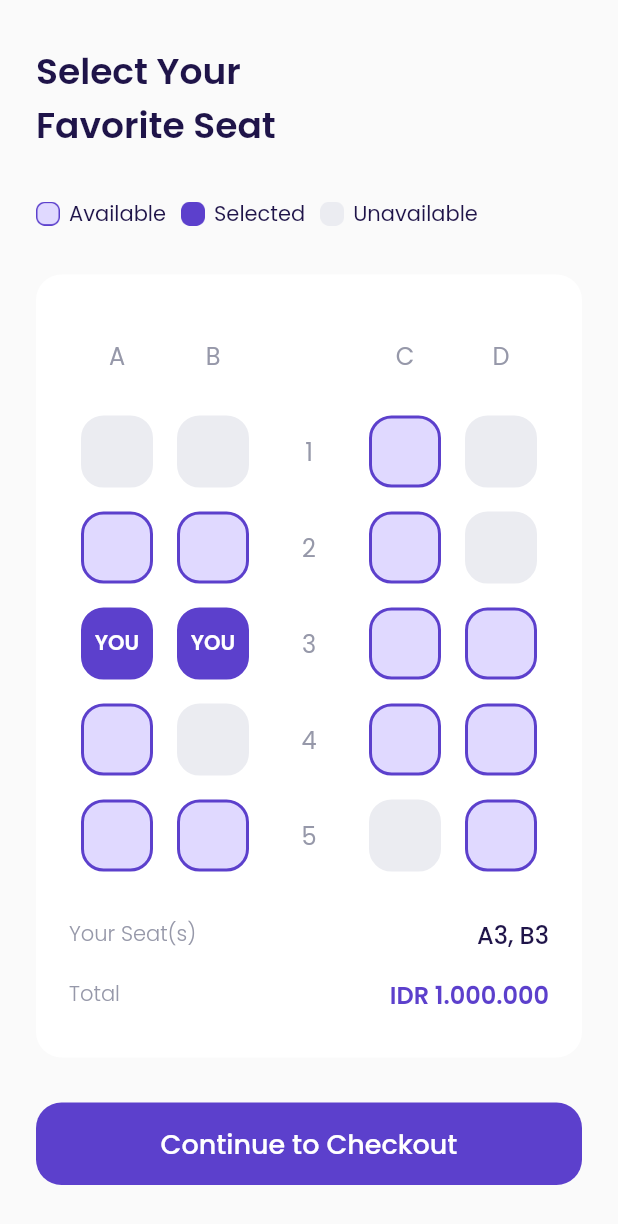
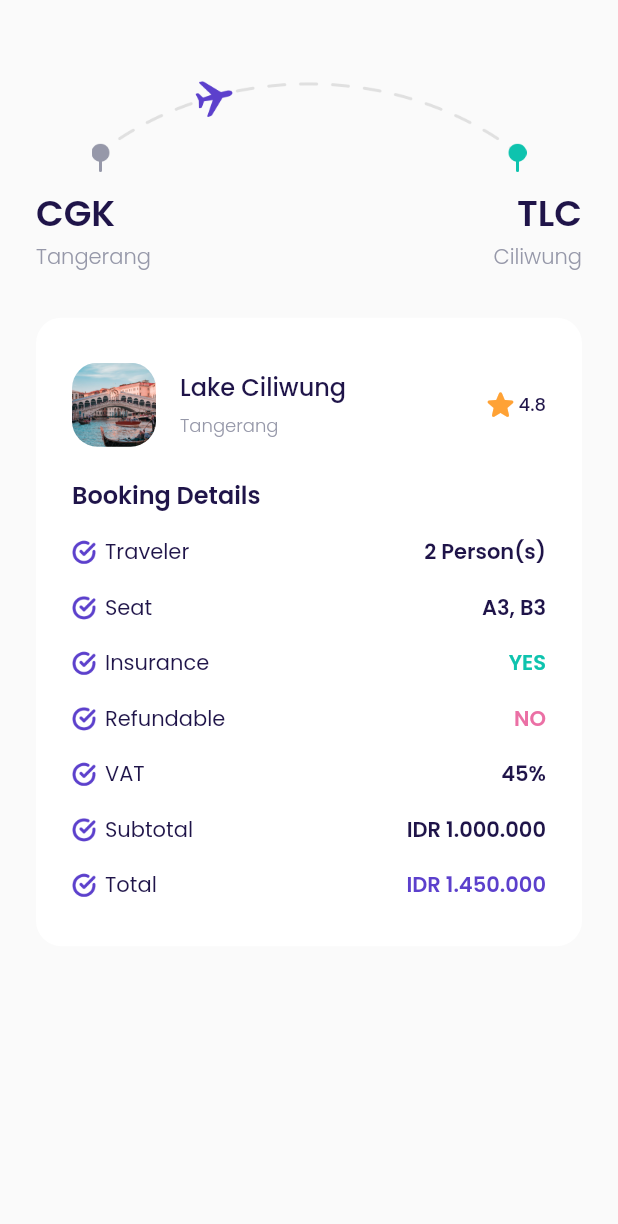
Before and after one commit to HarunNurahman/book-inn-air, a Flutter app: the ChooseSeatPage screen opened directly, after a tap on "Continue to Checkout", on a phone screen of 412 x 824 dp. Shown: the top 1224 px of the screen. Run offline on Flutter 3.47's test engine with Material 2 defaults, Android fonts, the phone set to English and light mode, and no system bars; our stand-ins replace device_preview, google_fonts.

Commit message:
Slicing UI Checkout Page

```diff
--- /dev/null
+++ b/lib/pages/checkout_page.dart
@@ -0,0 +1,241 @@
+import 'package:book_inn_air/pages/widgets/booking_detail_item.dart';
+import 'package:book_inn_air/shared/styles.dart';
+import 'package:flutter/material.dart';
+
+class CheckoutPage extends StatelessWidget {
+  const CheckoutPage({Key? key}) : super(key: key);
+
+  @override
+  Widget build(BuildContext context) {
+    // Destination route
+    Widget _imgRoute() {
+      return Container(
+        width: double.infinity,
+        margin: EdgeInsets.only(
+          top: defaultMargin - 4,
+        ),
+        child: Column(
+          children: [
+            // Header Image
+            Image.asset(
+              'assets/images/img_checkout.png',
+              width: 290,
+            ),
+            // Destination where the flight will be going to
+            Padding(
+              padding: EdgeInsets.only(top: defaultMargin - 14),
+              child: Row(
+                mainAxisAlignment: MainAxisAlignment.spaceBetween,
+                children: [
+                  // Departure
+                  Column(
+                    crossAxisAlignment: CrossAxisAlignment.start,
+                    children: [
+                      Text(
+                        'CGK',
+                        style: blackTextStyle.copyWith(
+                          fontSize: 24,
+                          fontWeight: semiBold,
+                        ),
+                      ),
+                      Text(
+                        'Tangerang',
+                        style: grayTextStyle.copyWith(
+                          fontSize: 14,
+                          fontWeight: light,
+                        ),
+                      )
+                    ],
+                  ),
+                  // Destination
+                  Column(
+                    crossAxisAlignment: CrossAxisAlignment.end,
+                    children: [
+                      Text(
+                        'TLC',
+                        style: blackTextStyle.copyWith(
+                          fontSize: 24,
+                          fontWeight: semiBold,
+                        ),
+                      ),
+                      Text(
+                        'Ciliwung',
+                        style: grayTextStyle.copyWith(
+                          fontSize: 14,
+                          fontWeight: light,
+                        ),
+                      )
+                    ],
+                  ),
+                ],
+              ),
+            )
+          ],
+        ),
+      );
+    }
+
+    // Detail booking
+    Widget _bookingDetail() {
+      return Container(
+        margin: EdgeInsets.only(top: defaultMargin + 6),
+        padding: EdgeInsets.symmetric(
+          horizontal: defaultMargin,
+          vertical: defaultMargin + 6,
+        ),
+        decoration: BoxDecoration(
+          color: kWhiteColor,
+          borderRadius: BorderRadius.circular(defaultRadius),
+        ),
+        child: Column(
+          crossAxisAlignment: CrossAxisAlignment.start,
+          children: [
+            // Destination tile
+            Row(
+              children: [
+                // Image thumbnail
+                Container(
+                  width: 56,
+                  height: 56,
+                  decoration: BoxDecoration(
+                    borderRadius: BorderRadius.circular(defaultRadius),
+                    image: const DecorationImage(
+                      fit: BoxFit.cover,
+                      image: AssetImage(
+                        'assets/images/img_destination-1.png',
+                      ),
+                    ),
+                  ),
+                ),
+                const SizedBox(width: 16),
+                // Destination and location
+                Expanded(
+                  child: Column(
+                    crossAxisAlignment: CrossAxisAlignment.start,
+                    children: [
+                      Text(
+                        'Lake Ciliwung',
+                        style: blackTextStyle.copyWith(
+                          fontSize: 16,
+                          fontWeight: medium,
+                        ),
+                        overflow: TextOverflow.ellipsis,
+                        maxLines: 1,
+                      ),
+                      const SizedBox(height: 5),
+                      Text(
+                        'Tangerang',
+                        style: grayTextStyle.copyWith(
+                          fontSize: 12,
+                          fontWeight: light,
+                        ),
+                      ),
+                    ],
+                  ),
+                ),
+                // Rating destination
+                Row(
+                  mainAxisAlignment: MainAxisAlignment.center,
+                  crossAxisAlignment: CrossAxisAlignment.center,
+                  children: [
+                    Icon(
+                      Icons.star_rounded,
+                      color: kYellowColor,
+                      size: 24,
+                    ),
+                    Text(
+                      '4.8',
+                      style: blackTextStyle.copyWith(
+                        fontSize: 12,
+                        fontWeight: medium,
+                      ),
+                    )
+                  ],
+                ),
+              ],
+            ),
+            // Booking detail(s)
+            Padding(
+              padding: EdgeInsets.only(top: defaultMargin - 4),
+              child: Column(
+                crossAxisAlignment: CrossAxisAlignment.start,
+                children: [
+                  Text(
+                    'Booking Details',
+                    style: blackTextStyle.copyWith(
+                      fontSize: 16,
+                      fontWeight: semiBold,
+                    ),
+                  ),
+
+                  // Booking Detail Items - Travelere count
+                  BookingDetailItem(
+                    name: 'Traveler',
+                    value: '2 Person(s)',
+                    color: kPurpleColor,
+                  ),
+                  // Booking Detail Items - Requested seat
+                  BookingDetailItem(
+                    name: 'Seat',
+                    value: 'A3, B3',
+                    color: kPurpleColor,
+                  ),
+                  // Booking Detail Items - Insurance
+                  BookingDetailItem(
+                    name: 'Insurance',
+                    value: 'Yes'.toUpperCase(),
+                    color: kGreenColor,
+                  ),
+                  // Booking Detail Items - Refundable
+                  BookingDetailItem(
+                    name: 'Refundable',
+                    value: 'no'.toUpperCase(),
+                    color: kRedColor,
+                  ),
+                  // Booking Detail Items - VAT
+                  BookingDetailItem(
+                    name: 'VAT',
+                    value: '45%',
+                    color: kPurpleColor,
+                  ),
+                  // Booking Detail Items - Subtotal
+                  BookingDetailItem(
+                    name: 'Subtotal',
+                    value: 'IDR 1.000.000',
+                    color: kPurpleColor,
+                  ),
+                  // Booking Detail Items - Total
+                  BookingDetailItem(
+                    name: 'Total',
+                    value: 'IDR 1.450.000',
+                    color: primaryColor,
+                  ),
+                ],
+              ),
+            ),
+          ],
+        ),
+      );
+    }
+
+    return Scaffold(
+        backgroundColor: bgColor,
+        body: SafeArea(
+          child: SingleChildScrollView(
+            child: Padding(
+              padding: EdgeInsets.symmetric(
+                vertical: defaultMargin + 6,
+                horizontal: defaultMargin,
+              ),
+              child: Column(
+                crossAxisAlignment: CrossAxisAlignment.start,
+                children: [
+                  _imgRoute(),
+                  _bookingDetail(),
+                ],
+              ),
+            ),
+          ),
+        ));
+  }
+}
--- a/lib/pages/choose_seat_page.dart
+++ b/lib/pages/choose_seat_page.dart
@@ -1,3 +1,4 @@
+import 'package:book_inn_air/pages/checkout_page.dart';
 import 'package:book_inn_air/pages/widgets/custom_button.dart';
 import 'package:book_inn_air/pages/widgets/seat_item.dart';
 import 'package:book_inn_air/shared/styles.dart';
@@ -378,7 +379,14 @@ class ChooseSeatPage extends StatelessWidget {
         padding: EdgeInsets.only(top: defaultMargin + 6),
         child: CustomButton(
           title: 'Continue to Checkout',
-          onPressed: () {},
+          onPressed: () {
+            Navigator.push(
+              context,
+              MaterialPageRoute(
+                builder: (context) => CheckoutPage(),
+              ),
+            );
+          },
           width: double.infinity,
         ),
       );
--- /dev/null
+++ b/lib/pages/widgets/booking_detail_item.dart
@@ -0,0 +1,43 @@
+import 'package:book_inn_air/shared/styles.dart';
+import 'package:flutter/material.dart';
+
+class BookingDetailItem extends StatelessWidget {
+  final String name;
+  final String value;
+  final Color color;
+
+  const BookingDetailItem({
+    Key? key,
+    required this.name,
+    required this.value,
+    required this.color,
+  }) : super(key: key);
+
+  @override
+  Widget build(BuildContext context) {
+    return Padding(
+      padding: EdgeInsets.only(top: defaultMargin - 8),
+      child: Row(
+        children: [
+          Image.asset(
+            'assets/icons/ic_checklist.png',
+            width: 16,
+          ),
+          const SizedBox(width: 6),
+          Text(
+            name,
+            style: blackTextStyle,
+          ),
+          const Spacer(),
+          Text(
+            value,
+            style: blackTextStyle.copyWith(
+              fontWeight: semiBold,
+              color: color,
+            ),
+          )
+        ],
+      ),
+    );
+  }
+}
```
